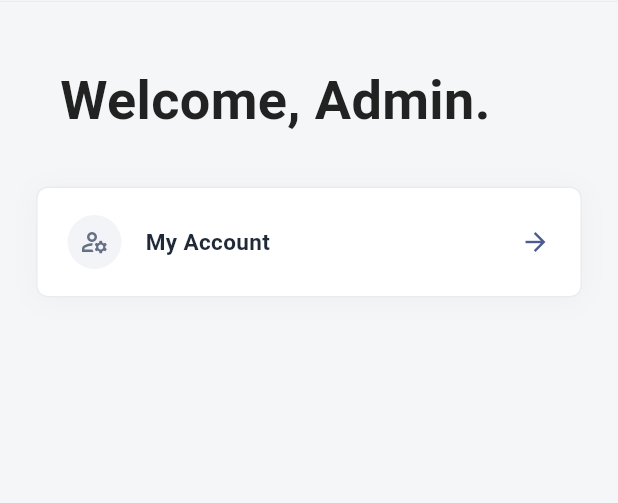
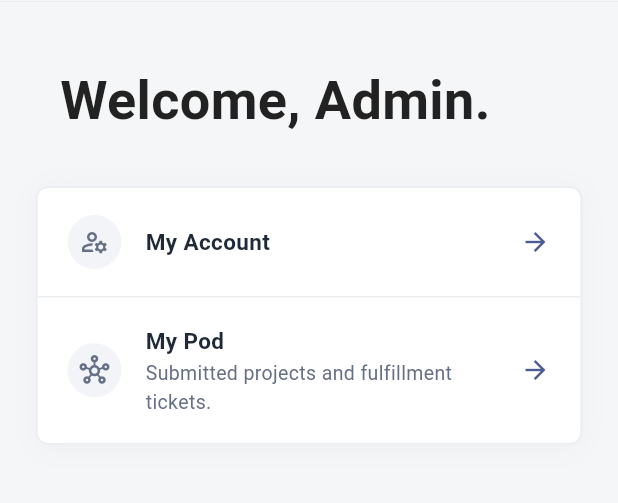
Before and after one commit to caiomoura-storyy/qa_test_1, a Flutter app: the HomePage screen opened by its route, on a phone screen of 412 x 824 dp, the part 106-609 px from its top. Run offline on Flutter 3.47's test engine with Material 3 defaults, Android fonts, the phone set to English and light mode, and no system bars; our stand-ins replace flutter_svg, go_router, shared_preferences; accounts and stored records are empty.

Commit message:
Adding 404

```diff
--- /dev/null
+++ b/lib/components/main_app_bar.dart
@@ -0,0 +1,119 @@
+import 'package:flutter/material.dart';
+import 'package:flutter_svg/flutter_svg.dart';
+import 'package:go_router/go_router.dart';
+
+import '../app/service/auth_service.dart';
+import '../theme/app_theme.dart';
+
+class MainAppBar extends StatelessWidget implements PreferredSizeWidget {
+  const MainAppBar({this.displayName = 'Admin', super.key});
+
+  final String displayName;
+
+  @override
+  Size get preferredSize => const Size.fromHeight(72);
+
+  @override
+  Widget build(BuildContext context) {
+    final router = GoRouter.of(context);
+    final canPop = router.canPop();
+
+    return AppBar(
+      backgroundColor: Colors.white,
+      surfaceTintColor: Colors.white,
+      elevation: 0,
+      scrolledUnderElevation: 1,
+      toolbarHeight: 72,
+      automaticallyImplyLeading: false,
+      centerTitle: false,
+      titleSpacing: canPop ? 8 : 24,
+      leading: canPop
+          ? IconButton(
+              tooltip: 'Back',
+              icon: const Icon(Icons.arrow_back, color: AppTheme.mutedText),
+              onPressed: router.pop,
+            )
+          : null,
+      title: SvgPicture.asset(
+        'assets/svg/storyy|magic_admin.svg',
+        height: 36.0,
+        semanticsLabel: 'magic admin',
+      ),
+      actions: [
+        Padding(
+          padding: const EdgeInsets.symmetric(horizontal: 20),
+          child: _UserAvatarMenu(displayName: displayName),
+        ),
+      ],
+      shape: const Border(
+        bottom: BorderSide(color: AppTheme.divider, width: 1),
+      ),
+    );
+  }
+}
+
+class _UserAvatarMenu extends StatelessWidget {
+  const _UserAvatarMenu({required this.displayName});
+
+  final String displayName;
+
+  String get _initials =>
+      displayName.isEmpty ? '?' : displayName[0].toUpperCase();
+
+  @override
+  Widget build(BuildContext context) {
+    return MenuAnchor(
+      alignmentOffset: const Offset(0, 8),
+      style: MenuStyle(
+        shape: WidgetStatePropertyAll(
+          RoundedRectangleBorder(borderRadius: BorderRadius.circular(8)),
+        ),
+      ),
+      menuChildren: [
+        MenuItemButton(
+          leadingIcon: const Icon(
+            Icons.logout,
+            size: 18,
+            color: AppTheme.mutedText,
+          ),
+          onPressed: () => AuthService.instance.logout(),
+          child: const Text('Logout'),
+        ),
+      ],
+      builder: (context, controller, _) {
+        return Tooltip(
+          message: displayName,
+          child: Material(
+            color: AppTheme.iconBg,
+            shape: const CircleBorder(),
+            clipBehavior: Clip.antiAlias,
+            child: InkWell(
+              customBorder: const CircleBorder(),
+              hoverColor: Colors.black.withValues(alpha: 0.06),
+              onTap: () {
+                if (controller.isOpen) {
+                  controller.close();
+                } else {
+                  controller.open();
+                }
+              },
+              child: SizedBox(
+                width: 36,
+                height: 36,
+                child: Center(
+                  child: Text(
+                    _initials,
+                    style: const TextStyle(
+                      color: AppTheme.mutedText,
+                      fontWeight: FontWeight.w700,
+                    ),
+                  ),
+                ),
+              ),
+            ),
+          ),
+        );
+      },
+    );
+  }
+}
--- a/lib/pages/home/home_page.dart
+++ b/lib/pages/home/home_page.dart
@@ -1,7 +1,7 @@
 import 'package:flutter/material.dart';
-import 'package:flutter_svg/flutter_svg.dart';
+import 'package:go_router/go_router.dart';
 
-import '../../app/service/auth_service.dart';
+import '../../components/main_app_bar.dart';
 import '../../theme/app_theme.dart';
 
 class HomePage extends StatelessWidget {
@@ -12,7 +12,7 @@ class HomePage extends StatelessWidget {
   @override
   Widget build(BuildContext context) {
     return Scaffold(
-      appBar: const _HomeAppBar(displayName: _displayName),
+      appBar: const MainAppBar(displayName: _displayName),
       body: SingleChildScrollView(
         padding: const EdgeInsets.symmetric(horizontal: 24, vertical: 40),
         child: Center(
@@ -47,119 +47,17 @@ class HomePage extends StatelessWidget {
   }
 }
 
-class _HomeAppBar extends StatelessWidget implements PreferredSizeWidget {
-  const _HomeAppBar({required this.displayName});
-
-  final String displayName;
-
-  @override
-  Size get preferredSize => const Size.fromHeight(72);
-
-  @override
-  Widget build(BuildContext context) {
-    return AppBar(
-      backgroundColor: Colors.white,
-      surfaceTintColor: Colors.white,
-      elevation: 0,
-      scrolledUnderElevation: 1,
-      toolbarHeight: 72,
-      automaticallyImplyLeading: false,
-      centerTitle: false,
-      titleSpacing: 24,
-      title: SvgPicture.asset(
-        'assets/svg/storyy|magic_admin.svg',
-        height: 36.0,
-        semanticsLabel: 'magic admin',
-      ),
-      actions: [
-        Padding(
-          padding: const EdgeInsets.symmetric(horizontal: 20),
-          child: _UserAvatarMenu(displayName: displayName),
-        ),
-      ],
-      shape: const Border(
-        bottom: BorderSide(color: AppTheme.divider, width: 1),
-      ),
-    );
-  }
-}
-
-class _UserAvatarMenu extends StatelessWidget {
-  const _UserAvatarMenu({required this.displayName});
-
-  final String displayName;
-
-  String get _initials =>
-      displayName.isEmpty ? '?' : displayName[0].toUpperCase();
-
-  @override
-  Widget build(BuildContext context) {
-    return MenuAnchor(
-      alignmentOffset: const Offset(0, 8),
-      style: MenuStyle(
-        shape: WidgetStatePropertyAll(
-          RoundedRectangleBorder(borderRadius: BorderRadius.circular(8)),
-        ),
-      ),
-      menuChildren: [
-        MenuItemButton(
-          leadingIcon: const Icon(
-            Icons.logout,
-            size: 18,
-            color: AppTheme.mutedText,
-          ),
-          onPressed: () => AuthService.instance.logout(),
-          child: const Text('Logout'),
-        ),
-      ],
-      builder: (context, controller, _) {
-        return Tooltip(
-          message: displayName,
-          child: Material(
-            color: AppTheme.iconBg,
-            shape: const CircleBorder(),
-            clipBehavior: Clip.antiAlias,
-            child: InkWell(
-              customBorder: const CircleBorder(),
-              hoverColor: Colors.black.withValues(alpha: 0.06),
-              onTap: () {
-                if (controller.isOpen) {
-                  controller.close();
-                } else {
-                  controller.open();
-                }
-              },
-              child: SizedBox(
-                width: 36,
-                height: 36,
-                child: Center(
-                  child: Text(
-                    _initials,
-                    style: const TextStyle(
-                      color: AppTheme.mutedText,
-                      fontWeight: FontWeight.w700,
-                    ),
-                  ),
-                ),
-              ),
-            ),
-          ),
-        );
-      },
-    );
-  }
-}
-
 class _HomeMenuCard extends StatelessWidget {
   const _HomeMenuCard();
 
   static const _entries = <_MenuEntry>[
     _MenuEntry(icon: Icons.manage_accounts_outlined, title: 'My Account'),
-    // _MenuEntry(
-    //   icon: Icons.hub_outlined,
-    //   title: 'My Pod',
-    //   subtitle: 'Submitted projects and fulfillment tickets.',
-    // ),
+    _MenuEntry(
+      icon: Icons.hub_outlined,
+      title: 'My Pod',
+      subtitle: 'Submitted projects and fulfillment tickets.',
+      route: '/my-pod',
+    ),
     // _MenuEntry(
     //   icon: Icons.folder_outlined,
     //   title: 'Projects',
@@ -223,16 +121,17 @@ class _MenuEntry {
   const _MenuEntry({
     required this.icon,
     required this.title,
-    // ignore: unused_element_parameter
     this.subtitle,
     // ignore: unused_element_parameter
     this.enabled = true,
+    this.route,
   });
 
   final IconData icon;
   final String title;
   final String? subtitle;
   final bool enabled;
+  final String? route;
 }
 
 class _MenuItemTile extends StatelessWidget {
@@ -245,8 +144,11 @@ class _MenuItemTile extends StatelessWidget {
     final primary = Theme.of(context).colorScheme.primary;
     final disabled = !entry.enabled;
 
+    final route = entry.route;
     return InkWell(
-      onTap: disabled ? null : () {},
+      onTap: disabled
+          ? null
+          : (route == null ? () {} : () => context.push(route)),
       hoverColor: const Color(0xFFF9FAFB),
       splashColor: primary.withValues(alpha: 0.08),
       highlightColor: primary.withValues(alpha: 0.04),
--- a/lib/router/app_router.dart
+++ b/lib/router/app_router.dart
@@ -1,32 +1,37 @@
+import 'package:flutter/widgets.dart';
 import 'package:go_router/go_router.dart';
 
 import '../app/service/auth_service.dart';
 import '../pages/home/home_page.dart';
 import '../pages/login/login_page.dart';
 import '../pages/no_access/no_access_page.dart';
+import '../pages/not_found/not_found_page.dart';
 import '../pages/two_factor/two_factor_page.dart';
 import 'auth_guard.dart';
+
+NoTransitionPage<void> _page(Widget child) => NoTransitionPage(child: child);
 
 final appRouter = GoRouter(
   initialLocation: AuthGuard.loginRoute,
   refreshListenable: AuthService.instance,
   redirect: (context, state) => AuthGuard.redirect(state),
+  errorPageBuilder: (context, state) => _page(const NotFoundPage()),
   routes: [
     GoRoute(
       path: AuthGuard.loginRoute,
-      builder: (context, state) => const LoginPage(),
+      pageBuilder: (context, state) => _page(const LoginPage()),
     ),
     GoRoute(
       path: AuthGuard.twoFactorRoute,
-      builder: (context, state) => const TwoFactorPage(),
+      pageBuilder: (context, state) => _page(const TwoFactorPage()),
     ),
     GoRoute(
       path: AuthGuard.noAccessRoute,
-      builder: (context, state) => const NoAccessPage(),
+      pageBuilder: (context, state) => _page(const NoAccessPage()),
     ),
     GoRoute(
       path: AuthGuard.homeRoute,
-      builder: (context, state) => const HomePage(),
+      pageBuilder: (context, state) => _page(const HomePage()),
     ),
   ],
 );
```
Also changed, not shown: lib/pages/not_found/not_found_page.dart (added, +79 -0 lines).
